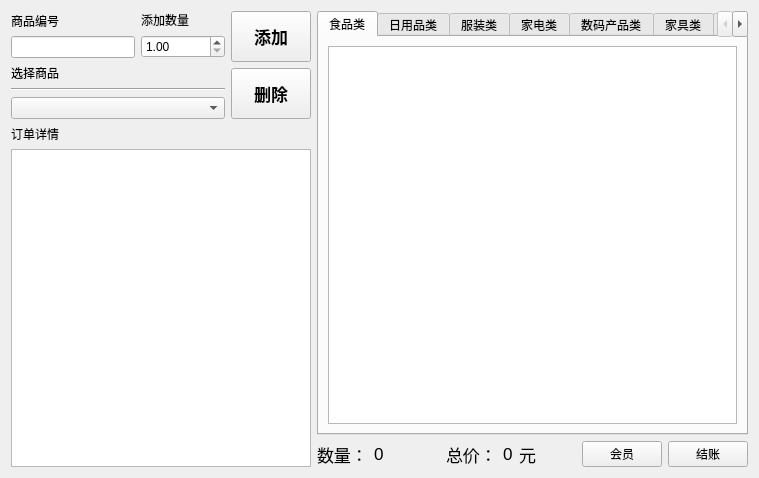
This is view/manager/widgetcashiermanager.ui in ylxcvvan/Supermarket-Commodity-Management-System as Qt 5 draws it before an edit. The edited form follows.
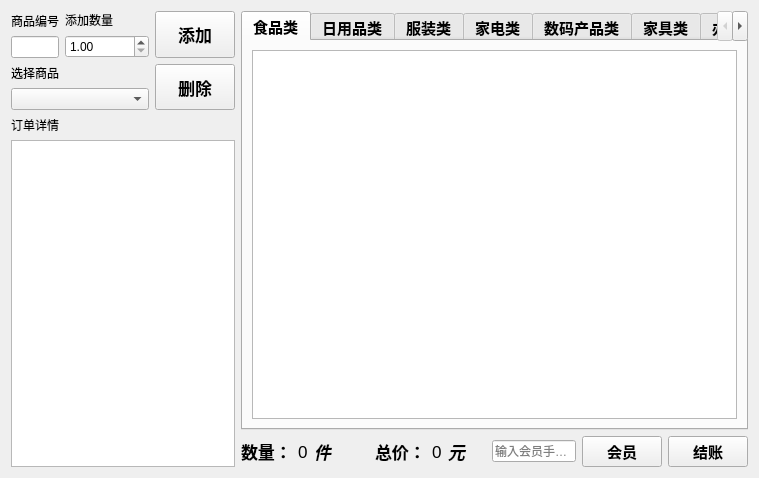
This is the edited form. Custom widgets are drawn as their Qt base class.

Commit message: 调整整个界面的ui字体和设计，现在按钮的大小趋近统一

The edit to the form file:
```diff
--- a/view/manager/widgetcashiermanager.ui
+++ b/view/manager/widgetcashiermanager.ui
@@ -15,7 +15,7 @@
   </property>
   <layout class="QHBoxLayout" name="horizontalLayout_16">
    <item>
-    <layout class="QVBoxLayout" name="verticalLayout_7">
+    <layout class="QVBoxLayout" name="verticalLayout_7" stretch="0,1">
      <item>
       <layout class="QHBoxLayout" name="horizontalLayout_5">
        <item>
@@ -69,15 +69,15 @@
             </widget>
            </item>
            <item>
-            <widget class="Line" name="line">
-             <property name="orientation">
-              <enum>Qt::Horizontal</enum>
+            <widget class="QComboBox" name="comboBox">
+             <property name="sizePolicy">
+              <sizepolicy hsizetype="Preferred" vsizetype="Expanding">
+               <horstretch>0</horstretch>
+               <verstretch>0</verstretch>
+              </sizepolicy>
              </property>
             </widget>
            </item>
-           <item>
-            <widget class="QComboBox" name="comboBox"/>
-           </item>
           </layout>
          </item>
         </layout>
@@ -168,6 +168,12 @@
     <layout class="QVBoxLayout" name="verticalLayoutRight" stretch="0,0">
      <item>
       <widget class="QTabWidget" name="tabWidget">
+       <property name="font">
+        <font>
+         <pointsize>11</pointsize>
+         <bold>true</bold>
+        </font>
+       </property>
        <property name="currentIndex">
         <number>0</number>
        </property>
@@ -314,7 +320,7 @@
           <font>
            <family>Microsoft PhagsPa</family>
            <pointsize>13</pointsize>
-           <bold>false</bold>
+           <bold>true</bold>
           </font>
          </property>
          <property name="text">
@@ -335,6 +341,20 @@
          </property>
         </widget>
        </item>
+       <item>
+        <widget class="QLabel" name="label_2">
+         <property name="font">
+          <font>
+           <pointsize>13</pointsize>
+           <italic>true</italic>
+           <bold>true</bold>
+          </font>
+         </property>
+         <property name="text">
+          <string>件</string>
+         </property>
+        </widget>
+       </item>
        <item>
         <widget class="QLabel" name="label_10">
          <property name="font">
@@ -367,6 +387,7 @@
           <font>
            <family>Microsoft PhagsPa</family>
            <pointsize>13</pointsize>
+           <bold>true</bold>
           </font>
          </property>
          <property name="lineWidth">
@@ -397,6 +418,8 @@
          <property name="font">
           <font>
            <pointsize>13</pointsize>
+           <italic>true</italic>
+           <bold>true</bold>
           </font>
          </property>
          <property name="text">
@@ -417,15 +440,40 @@
          </property>
         </spacer>
        </item>
+       <item>
+        <widget class="QtMaterialTextField" name="lineEditVipPhoneNumber">
+         <property name="maxLength">
+          <number>11</number>
+         </property>
+         <property name="placeholderText">
+          <string>输入会员手机号</string>
+         </property>
+        </widget>
+       </item>
        <item>
         <widget class="QtMaterialRaisedButton" name="pushButtonVipPay">
+         <property name="font">
+          <font>
+           <pointsize>11</pointsize>
+           <bold>true</bold>
+          </font>
+         </property>
          <property name="text">
           <string>会员</string>
          </property>
+         <property name="checkable">
+          <bool>true</bool>
+         </property>
         </widget>
        </item>
        <item>
         <widget class="QtMaterialRaisedButton" name="pushButtonPay">
+         <property name="font">
+          <font>
+           <pointsize>11</pointsize>
+           <bold>true</bold>
+          </font>
+         </property>
          <property name="text">
           <string>结账</string>
          </property>
```
The commit also changes 6 other files.
